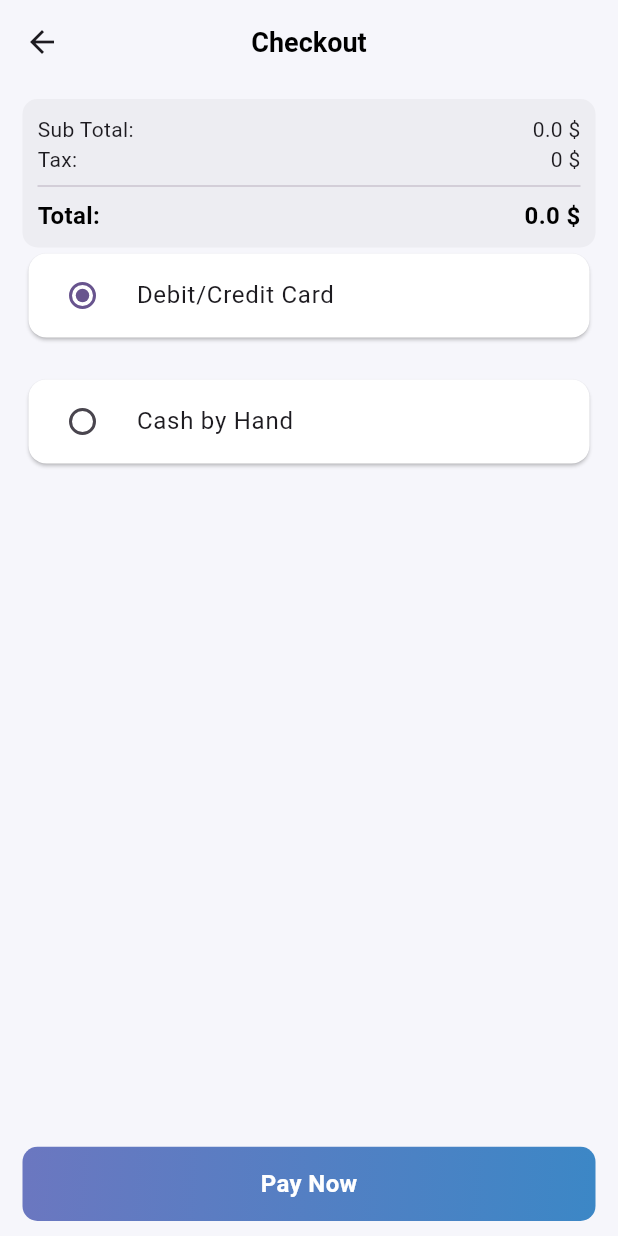
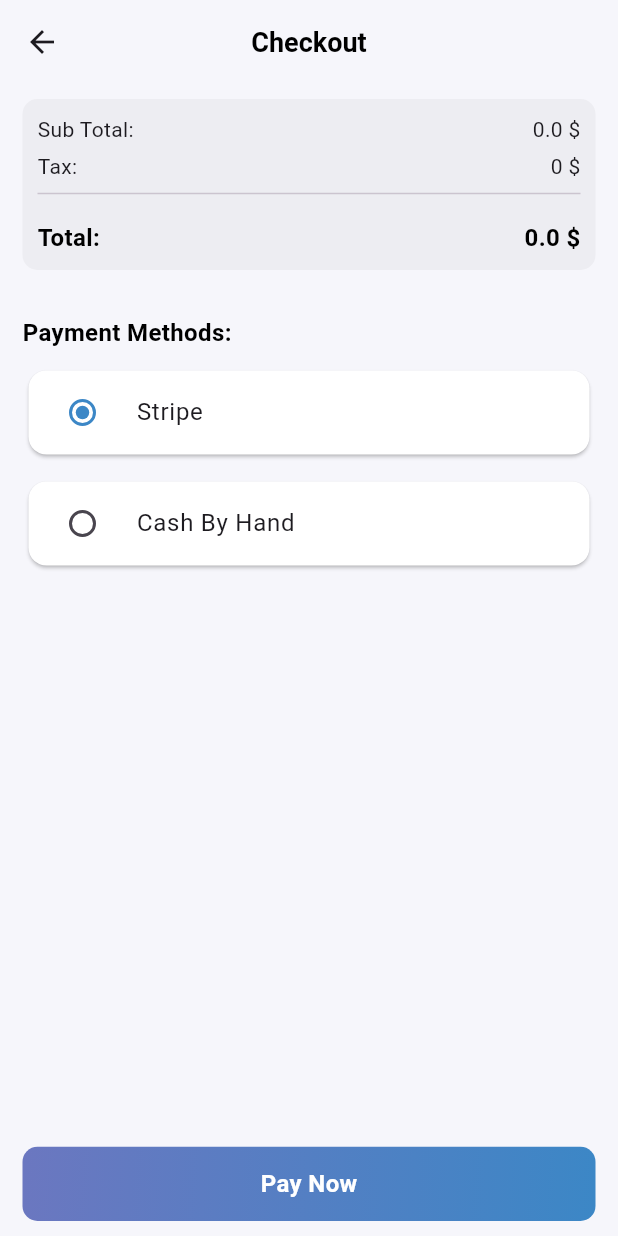
Before and after one commit to ihsankhan-752/Carvana, a Flutter app: the CheckOutView screen opened directly with empty values, on a phone screen of 412 x 824 dp. Run offline on Flutter 3.47's test engine with Material 3 defaults, Android fonts, the phone set to English and light mode, and no system bars; our stand-ins replace cached_network_image, cloud_firestore, firebase_auth, firebase_core, firebase_storage, fluttertoast and 7 more; accounts and stored records are empty; network calls fail.

Commit message:
CheckOut View Code Refactor

```diff
--- a/lib/view/navbar/home/check_out/check_out_view.dart
+++ b/lib/view/navbar/home/check_out/check_out_view.dart
@@ -1,3 +1,4 @@
+import 'package:carvana/view/navbar/home/check_out/widgets/payment_method_selection_widget.dart';
 import 'package:flutter/material.dart';
 import 'package:get/get.dart';
 
@@ -27,6 +28,7 @@ class _CheckOutViewState extends State<CheckOutView> {
       body: Padding(
         padding: const EdgeInsets.symmetric(horizontal: 15, vertical: 10),
         child: Column(
+          crossAxisAlignment: CrossAxisAlignment.start,
           children: [
             Container(
               width: Get.width,
@@ -41,56 +43,55 @@ class _CheckOutViewState extends State<CheckOutView> {
                     Row(
                       mainAxisAlignment: MainAxisAlignment.spaceBetween,
                       children: [
-                        Text("Sub Total:"),
-                        Text(widget.totalPrice.toStringAsFixed(1) + " \$"),
+                        const Text("Sub Total:"),
+                        Text("${widget.totalPrice.toStringAsFixed(1)} \$"),
                       ],
                     ),
-                    Row(
+                    const SizedBox(height: 5),
+                    const Row(
                       mainAxisAlignment: MainAxisAlignment.spaceBetween,
                       children: [
                         Text("Tax:"),
                         Text("0 \$"),
                       ],
                     ),
-                    Divider(),
+                    const Divider(),
+                    const SizedBox(height: 10),
                     Row(
                       mainAxisAlignment: MainAxisAlignment.spaceBetween,
                       children: [
                         Text("Total:", style: AppTextStyles.h1Bold),
-                        Text(widget.totalPrice.toStringAsFixed(1) + " \$", style: AppTextStyles.h1Bold),
+                        Text("${widget.totalPrice.toStringAsFixed(1)} \$", style: AppTextStyles.h1Bold),
                       ],
                     ),
                   ],
                 ),
               ),
             ),
-            Card(
-              color: AppColors.primaryWhite,
-              child: RadioListTile(
+            const SizedBox(height: 30),
+            Text("Payment Methods:", style: AppTextStyles.h1Bold),
+            const SizedBox(height: 10),
+            PaymentMethodSelectionWidget(
               value: 1,
-                groupValue: groupValue,
               onChanged: (v) {
                 setState(() {
                   groupValue = v!;
                 });
               },
-                title: const Text("Debit/Credit Card"),
+              title: "Stripe",
+              groupValue: groupValue,
             ),
-            ),
-            const SizedBox(height: 20),
-            Card(
-              color: AppColors.primaryWhite,
-              child: RadioListTile(
+            const SizedBox(height: 10),
+            PaymentMethodSelectionWidget(
               value: 2,
-                groupValue: groupValue,
               onChanged: (v) {
                 setState(() {
                   groupValue = v!;
                 });
               },
-                title: const Text("Cash by Hand"),
+              title: "Cash By Hand",
+              groupValue: groupValue,
             ),
-            )
           ],
         ),
       ),
--- /dev/null
+++ b/lib/view/navbar/home/check_out/widgets/payment_method_selection_widget.dart
@@ -0,0 +1,26 @@
+import 'package:flutter/material.dart';
+
+import '../../../../../res/colors/app_colors.dart';
+
+class PaymentMethodSelectionWidget extends StatelessWidget {
+  final Function(int? v)? onChanged;
+  final String title;
+  final int groupValue, value;
+  const PaymentMethodSelectionWidget(
+      {super.key, this.onChanged, required this.title, required this.groupValue, required this.value});
+
+  @override
+  Widget build(BuildContext context) {
+    return Card(
+      color: AppColors.primaryWhite,
+      child: RadioListTile(
+        hoverColor: Colors.transparent,
+        activeColor: AppColors.primaryColor,
+        value: value,
+        groupValue: groupValue,
+        onChanged: onChanged,
+        title: Text(title),
+      ),
+    );
+  }
+}
```
Lines whose indentation alone changed are shown as unchanged.
